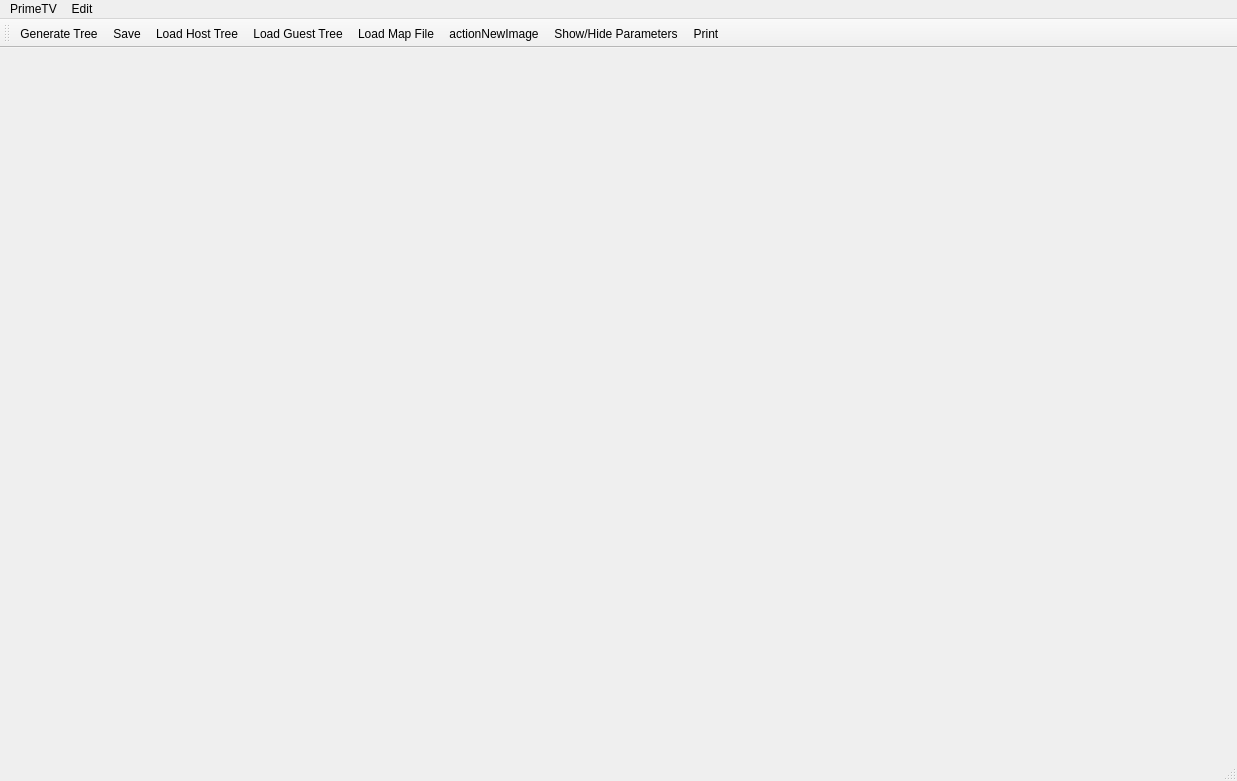
The window that primetv.ui (jfnavarro/PrimeTV2) describes before a commit, drawn with Qt 5.
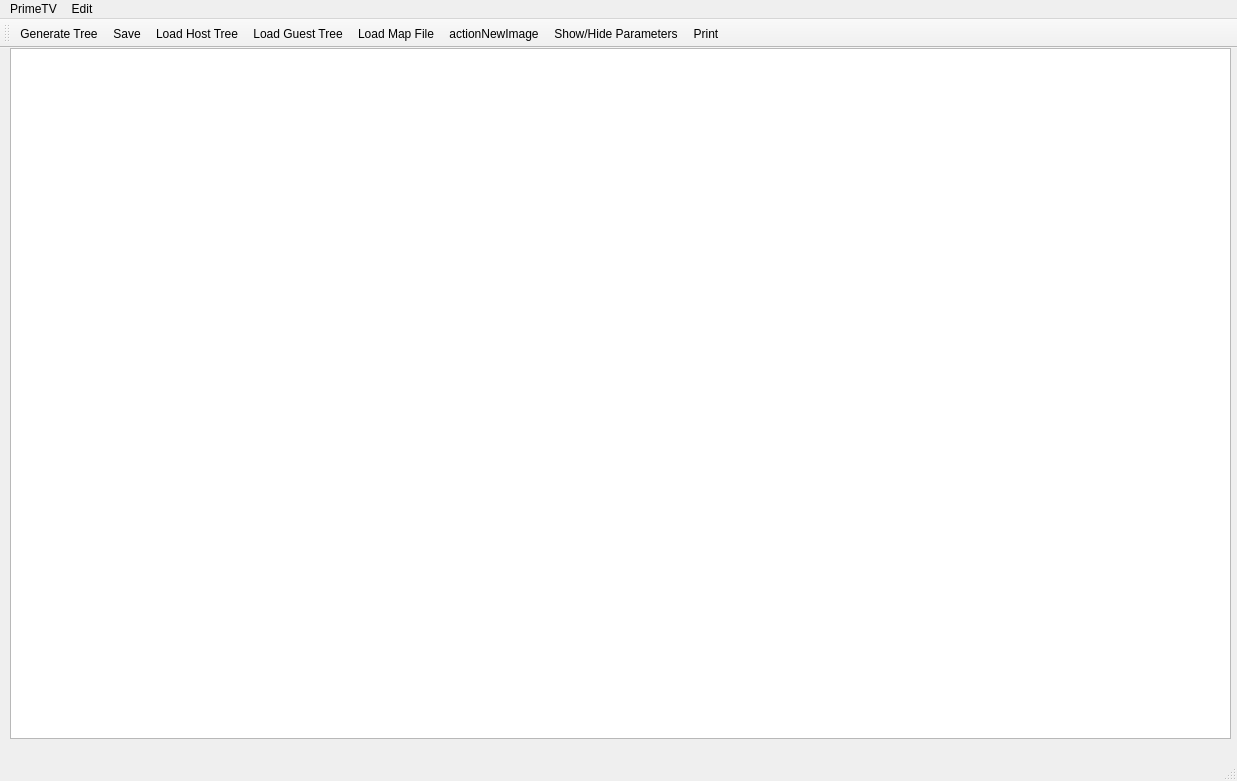
The same window after the commit. Icons and pictures are not drawn.

```diff
--- a/primetv.ui
+++ b/primetv.ui
@@ -13,7 +13,29 @@
   <property name="windowTitle">
    <string>PrimeTV</string>
   </property>
-  <widget class="QWidget" name="centralwidget"/>
+  <widget class="QWidget" name="centralwidget">
+   <property name="minimumSize">
+    <size>
+     <width>0</width>
+     <height>694</height>
+    </size>
+   </property>
+   <widget class="QWidget" name="horizontalLayoutWidget">
+    <property name="geometry">
+     <rect>
+      <x>10</x>
+      <y>0</y>
+      <width>1221</width>
+      <height>691</height>
+     </rect>
+    </property>
+    <layout class="QHBoxLayout" name="horizontalLayout">
+     <item>
+      <widget class="QGraphicsView" name="graphicsView"/>
+     </item>
+    </layout>
+   </widget>
+  </widget>
   <widget class="QMenuBar" name="menubar">
    <property name="geometry">
     <rect>
```
